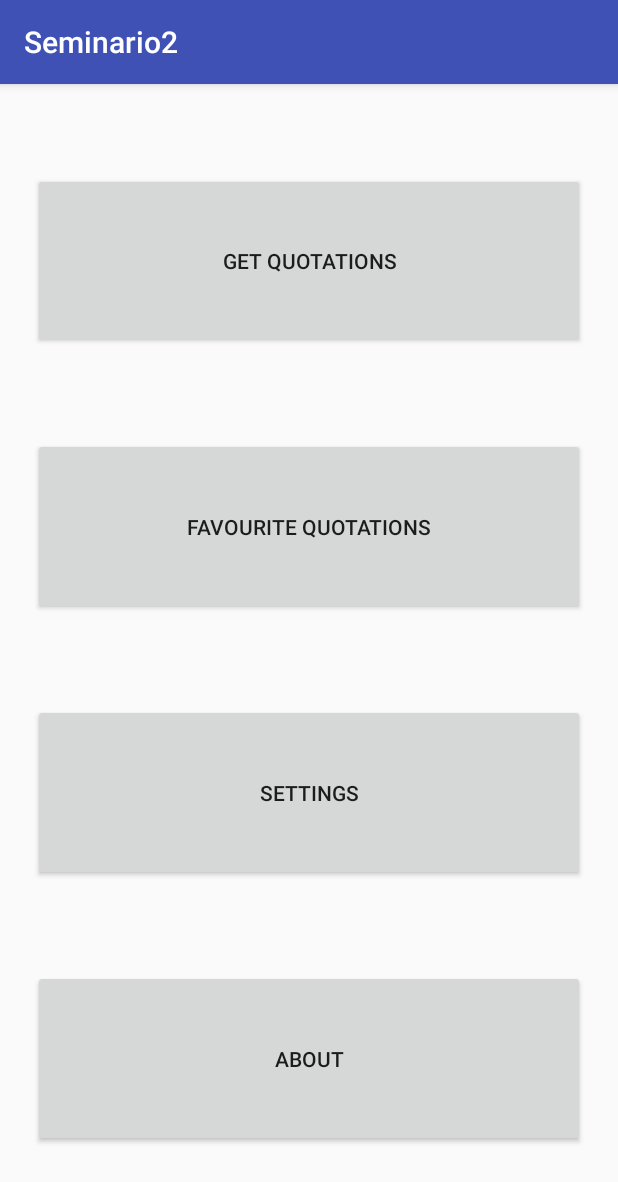
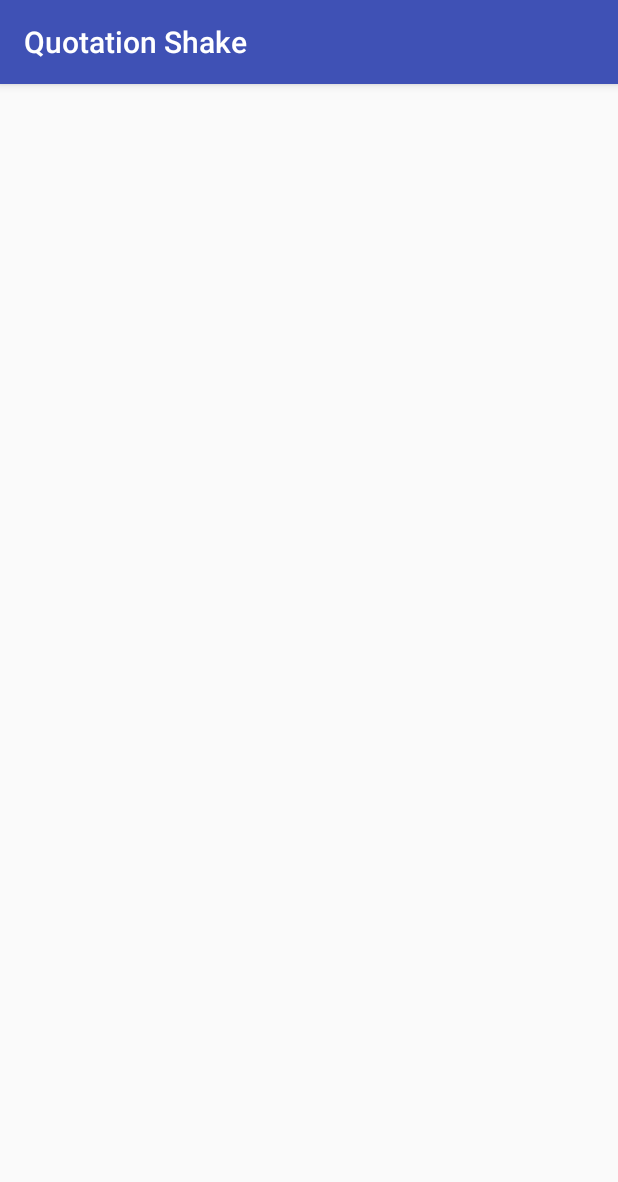
Before and after one commit to Guimonto/Seminario2, an Android app: the screen it shows after launch (DashboardActivity before the commit, QuotationActivity after it), after a tap on "GET QUOTATIONS", on a phone screen of 412 x 824 dp. Shown: the top 1182 px of the screen. Run offline under Robolectric (Android 15) with nearby library versions, the phone set to English and light mode, and no system bars; 1 statement that could not run was skipped.

Commit message:
quotation

```diff
--- a/app/src/main/java/labs/sem03a/seminario2/DashboardActivity.java
+++ b/app/src/main/java/labs/sem03a/seminario2/DashboardActivity.java
@@ -27,6 +27,12 @@ public class DashboardActivity extends AppCompatActivity {
     public void predeterminado(View v){
 
         switch (v.getId()){
+
+            case R.id.button1:
+                Intent quotation = new Intent(this, QuotationActivity.class);
+                startActivity(quotation);
+                break;
+
             case R.id.button2:
                 Intent fav = new Intent(this, FavouriteActivity.class);
                 startActivity(fav);
--- /dev/null
+++ b/app/src/main/java/labs/sem03a/seminario2/QuotationActivity.java
@@ -0,0 +1,18 @@
+package labs.sem03a.seminario2;
+
+import android.content.res.Resources;
+import android.support.v7.app.AppCompatActivity;
+import android.os.Bundle;
+import android.widget.TextView;
+
+public class QuotationActivity extends AppCompatActivity {
+
+    @Override
+    protected void onCreate(Bundle savedInstanceState) {
+        super.onCreate(savedInstanceState);
+        setContentView(R.layout.activity_quotation);
+
+        TextView tv = findViewById(R.id.textViewScroll);
+        //tv.setText(R.string.nameless);
+    }
+}
--- a/app/src/main/res/values/strings.xml
+++ b/app/src/main/res/values/strings.xml
@@ -14,4 +14,8 @@
     <string name="web">Web requests will be performed using the selected HTTP method</string>
     <string name="get_get">GET</string>
     <string name="post">POST</string>
+    <string name="hello">Hello %1s!\nPress Refresh to get a new quotation"</string>
+    <string name="sample">This is a sample quotation</string>
+    <string name="sample_author">This is a sample author</string>
+    <string name="nameless">Nameless One</string>
 </resources>
```
Also changed, not shown: app/src/main/AndroidManifest.xml (+6 -1 lines), app/src/main/res/layout/activity_quotation.xml (added, +60 -0 lines).
